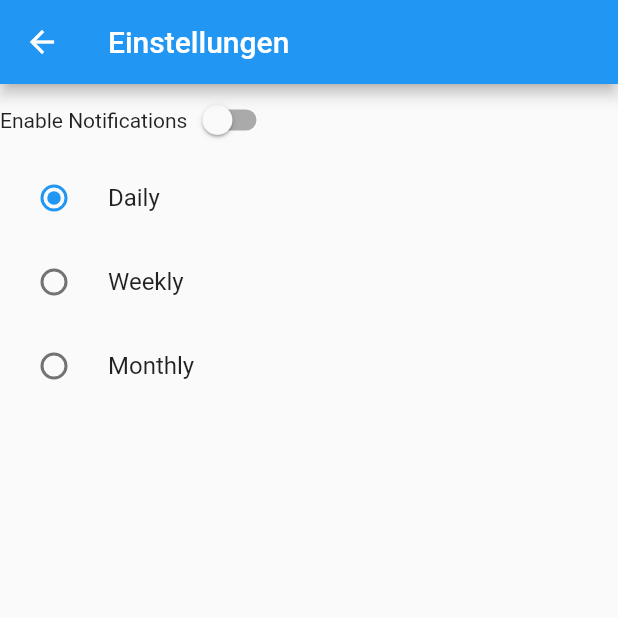
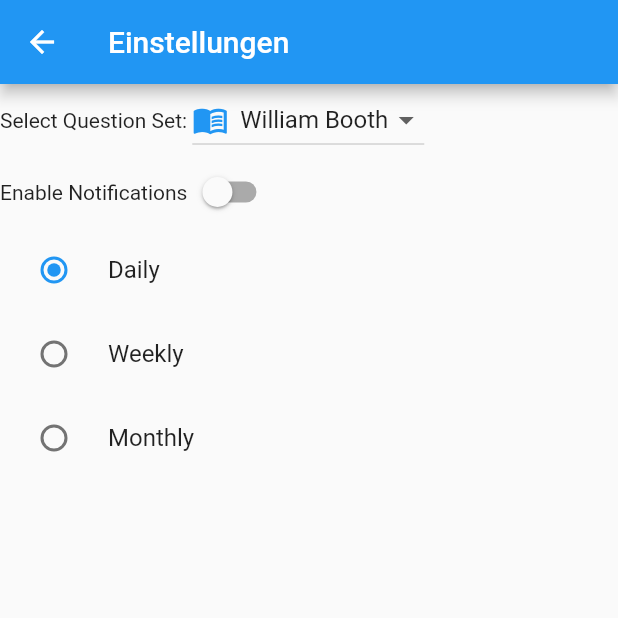
Before and after one commit to Paradoxianer/self_examintion, a Flutter app: the SettingsScreen screen opened directly, on a phone screen of 412 x 824 dp, the top half of it. Run offline on Flutter 3.47's test engine with Material 2 defaults, Android fonts, the phone set to English and light mode, and no system bars; our stand-ins replace fl_chart, shared_preferences; accounts and stored records are empty.

Commit message:
Enable Selection of the set

```diff
--- a/lib/screens/settings_screen.dart
+++ b/lib/screens/settings_screen.dart
@@ -1,6 +1,7 @@
 import 'package:flutter/material.dart';
 import 'package:self_examintion/utils/local_storage.dart';
 import 'package:self_examintion/widgets/notification_settings.dart';
+import 'package:self_examintion/widgets/question_set_selection.dart';
 
 class SettingsScreen extends StatelessWidget {
   final LocalStorage localeStorage = LocalStorage();
@@ -13,15 +14,20 @@ class SettingsScreen extends StatelessWidget {
       ),
       body: ListView(
         children: [
+          QuestionSetSelection(
+            onSetSelected: (selectedSet) {
+              // Handle the selected set (e.g., update settings)
+              print('Selected Set: $selectedSet');
+            },
+          ),
           NotificationsSettings(
             reminderEnabled: false,
             reminderFrequency: 'daily',
-            onChanged: (bool,String){},
+            onChanged: (bool, String) {},
           )
           // Weitere Einstellungen
         ],
       ),
     );
   }
-
 }
```
